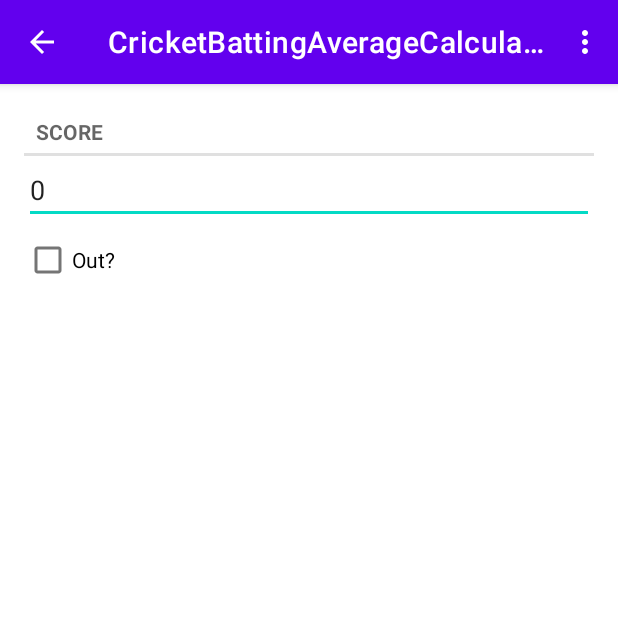
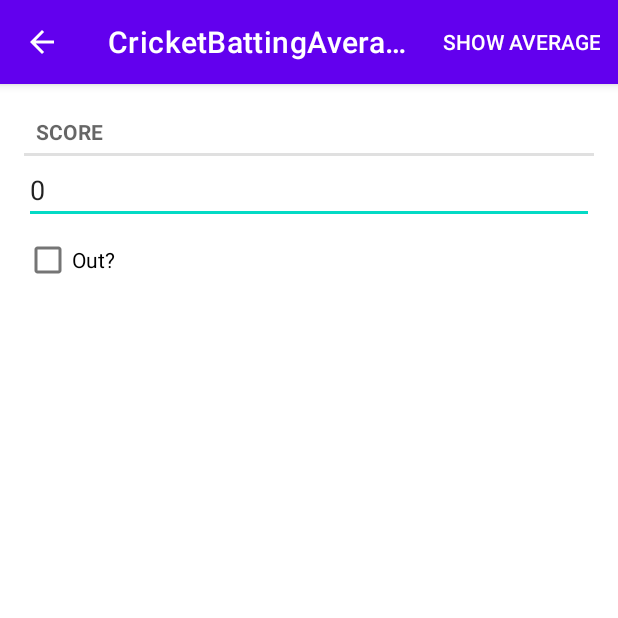
Before and after one commit to vpritamani/finalprojectbattingaverage, an Android app: the screen it shows after launch (ScoreActivity), after a tap on "NEW SCORE", on a phone screen of 412 x 824 dp, the top half of it. Run offline under Robolectric (Android 15) with nearby library versions, the phone set to English and light mode, and no system bars.

Commit message:
Cleaned up show average option in menu

```diff
--- a/app/src/main/java/com/example/finalprojectbattingaverage/ScoreFragment.java
+++ b/app/src/main/java/com/example/finalprojectbattingaverage/ScoreFragment.java
@@ -115,7 +115,7 @@ public class ScoreFragment extends Fragment {
     @Override
     public boolean onOptionsItemSelected(MenuItem item) {
         switch (item.getItemId()) {
-            case R.id.show_average:
+            case R.id.show_average_in_editing_a_score:
                 ScoreList scoreList = ScoreList.get(getActivity());
                 int amountOfOuts = findTotalOuts(scoreList.getScores());
                 int totalScore = findTotalRuns(scoreList.getScores());
--- a/app/src/main/res/menu/fragment_score.xml
+++ b/app/src/main/res/menu/fragment_score.xml
@@ -1,7 +1,8 @@
 <?xml version="1.0" encoding="utf-8"?>
-<menu xmlns:android="http://schemas.android.com/apk/res/android">
+<menu xmlns:android="http://schemas.android.com/apk/res/android"
+    xmlns:app="http://schemas.android.com/apk/res-auto">
     <item
-        android:id="@+id/show_average"
+        android:id="@+id/show_average_in_editing_a_score"
         android:title="@string/show_average"
-        />
+        app:showAsAction="ifRoom|withText"/>
 </menu>
```
